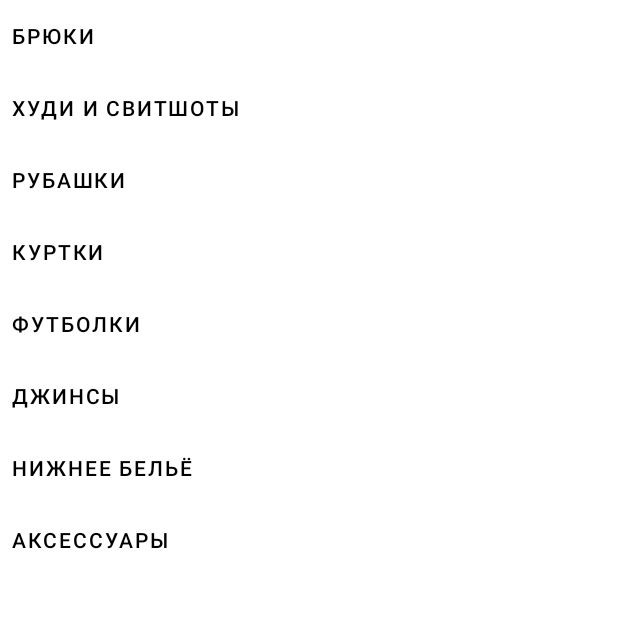
After one commit to NIKSHLYKOV/ClothesShop, an Android app: the fragment ClothesCategoriesFragment shown on its own in the app's theme, on a phone screen of 412 x 824 dp, the top half of it. The commit adds this screen. Run offline under Robolectric (Android 15) with nearby library versions, the phone set to English and light mode, and no system bars; our stand-ins replace Dagger/Hilt's generated code, Firebase (no records; nobody signed in at launch, a user with empty details on screens opened directly).

Commit message:
add ClothesCategoriesFragment and simple data for it

```diff
--- /dev/null
+++ b/app/src/main/java/ru/nikshlykov/clothesshop/ClothesCategoriesRvAdapter.kt
@@ -0,0 +1,40 @@
+package ru.nikshlykov.clothesshop
+
+import android.view.LayoutInflater
+import android.view.View
+import android.view.ViewGroup
+import android.widget.LinearLayout
+import androidx.recyclerview.widget.RecyclerView
+import com.google.android.material.button.MaterialButton
+import ru.nikshlykov.clothesshop.data.models.ClothesCategory
+
+class ClothesCategoriesRvAdapter :
+    RecyclerView.Adapter<ClothesCategoriesRvAdapter.ClothesCategoriesViewHolder>() {
+
+    private var categoriesList: ArrayList<ClothesCategory> = ArrayList()
+
+    override fun onCreateViewHolder(parent: ViewGroup, viewType: Int): ClothesCategoriesViewHolder {
+        val view = LayoutInflater.from(parent.context)
+            .inflate(R.layout.clothes_category_item, parent, false) as LinearLayout
+        return ClothesCategoriesViewHolder(view)
+    }
+
+    override fun getItemCount(): Int {
+        return categoriesList.size
+    }
+
+    override fun onBindViewHolder(holder: ClothesCategoriesViewHolder, position: Int) {
+        val currentItem = categoriesList[position]
+        holder.categoryNameButton.text = currentItem.name
+    }
+
+    class ClothesCategoriesViewHolder(itemView: View) : RecyclerView.ViewHolder(itemView) {
+        var categoryNameButton: MaterialButton =
+            itemView.findViewById(R.id.clothes_category_item___button___name)
+    }
+
+    fun setCategoriesList(categories: ArrayList<ClothesCategory>) {
+        categoriesList = categories
+        notifyDataSetChanged()
+    }
+}
--- /dev/null
+++ b/app/src/main/java/ru/nikshlykov/clothesshop/data/models/ClothesCategory.kt
@@ -0,0 +1,3 @@
+package ru.nikshlykov.clothesshop.data.models
+
+class ClothesCategory constructor(val id: Long, val name: String)
--- /dev/null
+++ b/app/src/main/java/ru/nikshlykov/clothesshop/data/repositories/ClothesCategoriesRepository.kt
@@ -0,0 +1,19 @@
+package ru.nikshlykov.clothesshop.data.repositories
+
+import ru.nikshlykov.clothesshop.data.models.ClothesCategory
+import kotlin.collections.ArrayList
+
+class ClothesCategoriesRepository {
+    fun getTestClothesCategories(): ArrayList<ClothesCategory> {
+        val categoriesList: ArrayList<ClothesCategory> = ArrayList()
+        categoriesList.add(ClothesCategory(1L, "Брюки"))
+        categoriesList.add(ClothesCategory(2L, "Худи и свитшоты"))
+        categoriesList.add(ClothesCategory(3L, "Рубашки"))
+        categoriesList.add(ClothesCategory(4L, "Куртки"))
+        categoriesList.add(ClothesCategory(5L, "Футболки"))
+        categoriesList.add(ClothesCategory(6L, "Джинсы"))
+        categoriesList.add(ClothesCategory(7L, "Нижнее бельё"))
+        categoriesList.add(ClothesCategory(8L, "Аксессуары"))
+        return categoriesList
+    }
+}
--- a/app/src/main/java/ru/nikshlykov/clothesshop/di/AppComponent.kt
+++ b/app/src/main/java/ru/nikshlykov/clothesshop/di/AppComponent.kt
@@ -2,12 +2,16 @@ package ru.nikshlykov.clothesshop.di
 
 import dagger.Component
 import ru.nikshlykov.clothesshop.di.modules.FirebaseModule
+import ru.nikshlykov.clothesshop.di.modules.RepositoriesModule
 import ru.nikshlykov.clothesshop.di.modules.ViewModelModule
 import ru.nikshlykov.clothesshop.ui.activities.AuthActivity
 import ru.nikshlykov.clothesshop.ui.activities.MainActivity
+import ru.nikshlykov.clothesshop.ui.fragments.ClothesCategoriesFragment
 import ru.nikshlykov.clothesshop.ui.fragments.ProfileFragment
+import javax.inject.Singleton
 
-@Component(modules = [FirebaseModule::class, ViewModelModule::class])
+@Singleton
+@Component(modules = [FirebaseModule::class, ViewModelModule::class, RepositoriesModule::class])
 interface AppComponent {
 
     @Component.Factory
@@ -18,5 +22,6 @@ interface AppComponent {
     fun inject(activity: MainActivity)
     fun inject(activity: AuthActivity)
 
+    fun inject(fragment: ClothesCategoriesFragment)
     fun inject(fragment: ProfileFragment)
 }
--- /dev/null
+++ b/app/src/main/java/ru/nikshlykov/clothesshop/ui/fragments/ClothesCategoriesFragment.kt
@@ -0,0 +1,60 @@
+package ru.nikshlykov.clothesshop.ui.fragments
+
+import android.content.Context
+import android.os.Bundle
+import android.view.LayoutInflater
+import android.view.View
+import android.view.ViewGroup
+import androidx.fragment.app.Fragment
+import androidx.lifecycle.Observer
+import androidx.recyclerview.widget.LinearLayoutManager
+import androidx.recyclerview.widget.RecyclerView
+import ru.nikshlykov.clothesshop.App
+import ru.nikshlykov.clothesshop.ClothesCategoriesRvAdapter
+import ru.nikshlykov.clothesshop.R
+import ru.nikshlykov.clothesshop.viewmodels.ClothesCategoriesViewModel
+import ru.nikshlykov.clothesshop.viewmodels.ViewModelFactory
+import javax.inject.Inject
+
+class ClothesCategoriesFragment : Fragment() {
+
+    private lateinit var clothesCategoriesViewModel: ClothesCategoriesViewModel
+
+    @Inject
+    lateinit var viewModelFactory: ViewModelFactory
+
+    private val categoriesRecyclerViewAdapter: ClothesCategoriesRvAdapter =
+        ClothesCategoriesRvAdapter()
+
+    override fun onAttach(context: Context) {
+        (requireActivity().application as App).appComponent.inject(this)
+        super.onAttach(context)
+    }
+
+    override fun onCreate(savedInstanceState: Bundle?) {
+        super.onCreate(savedInstanceState)
+        clothesCategoriesViewModel = viewModelFactory.create(ClothesCategoriesViewModel::class.java)
+    }
+
+    override fun onCreateView(
+        inflater: LayoutInflater,
+        container: ViewGroup?,
+        savedInstanceState: Bundle?
+    ): View? {
+        return inflater.inflate(R.layout.fragment_clothes_categories, container, false)
+    }
+
+    override fun onViewCreated(view: View, savedInstanceState: Bundle?) {
+        super.onViewCreated(view, savedInstanceState)
+        val categoriesRecyclerView: RecyclerView =
+            view.findViewById(R.id.fragment_clothes_categories___recycler_view___categories)
+        categoriesRecyclerView.adapter = categoriesRecyclerViewAdapter
+        categoriesRecyclerView.layoutManager = LinearLayoutManager(context)
+
+        clothesCategoriesViewModel.categories.observe(viewLifecycleOwner, Observer {
+            categoriesRecyclerViewAdapter.setCategoriesList(it)
+        })
+
+        clothesCategoriesViewModel.categoriesRequest()
+    }
+}
--- /dev/null
+++ b/app/src/main/java/ru/nikshlykov/clothesshop/viewmodels/ClothesCategoriesViewModel.kt
@@ -0,0 +1,18 @@
+package ru.nikshlykov.clothesshop.viewmodels
+
+import androidx.lifecycle.LiveData
+import androidx.lifecycle.MutableLiveData
+import androidx.lifecycle.ViewModel
+import ru.nikshlykov.clothesshop.data.models.ClothesCategory
+import ru.nikshlykov.clothesshop.data.repositories.ClothesCategoriesRepository
+
+class ClothesCategoriesViewModel(private val clothesCategoriesRepository: ClothesCategoriesRepository) :
+    ViewModel() {
+
+    private val _categories = MutableLiveData<ArrayList<ClothesCategory>>()
+    val categories: LiveData<ArrayList<ClothesCategory>> = _categories
+
+    fun categoriesRequest(){
+        _categories.value = clothesCategoriesRepository.getTestClothesCategories()
+    }
+}
--- a/app/src/main/java/ru/nikshlykov/clothesshop/viewmodels/ViewModelFactory.kt
+++ b/app/src/main/java/ru/nikshlykov/clothesshop/viewmodels/ViewModelFactory.kt
@@ -3,9 +3,13 @@ package ru.nikshlykov.clothesshop.viewmodels
 import androidx.lifecycle.ViewModel
 import androidx.lifecycle.ViewModelProvider
 import com.google.firebase.auth.FirebaseAuth
+import ru.nikshlykov.clothesshop.data.repositories.ClothesCategoriesRepository
 import javax.inject.Inject
 
-class ViewModelFactory @Inject constructor(private var firebaseAuth: FirebaseAuth) :
+class ViewModelFactory @Inject constructor(
+    private var firebaseAuth: FirebaseAuth,
+    private var clothesCategoriesRepository: ClothesCategoriesRepository
+) :
     ViewModelProvider.Factory {
 
     override fun <T : ViewModel?> create(modelClass: Class<T>): T {
@@ -15,6 +19,8 @@ class ViewModelFactory @Inject constructor(private var firebaseAuth: FirebaseAut
             return MainViewModel(firebaseAuth) as T
         } else if (modelClass.isAssignableFrom(ProfileViewModel::class.java)) {
             return ProfileViewModel(firebaseAuth) as T
+        } else if (modelClass.isAssignableFrom(ClothesCategoriesViewModel::class.java)) {
+            return ClothesCategoriesViewModel(clothesCategoriesRepository) as T
         }
         throw IllegalArgumentException("Unknown ViewModel class")
     }
--- /dev/null
+++ b/app/src/main/res/layout/clothes_category_item.xml
@@ -0,0 +1,15 @@
+<?xml version="1.0" encoding="utf-8"?>
+<LinearLayout xmlns:android="http://schemas.android.com/apk/res/android"
+    android:layout_width="match_parent"
+    android:layout_height="wrap_content">
+
+    <com.google.android.material.button.MaterialButton
+        android:id="@+id/clothes_category_item___button___name"
+        android:layout_width="match_parent"
+        android:layout_height="wrap_content"
+        style="@style/Widget.MaterialComponents.Button.TextButton"
+        android:textAlignment="textStart"
+        android:textColor="@android:color/black"
+        android:elevation="0dp"
+        />
+</LinearLayout>
--- /dev/null
+++ b/app/src/main/res/layout/fragment_clothes_categories.xml
@@ -0,0 +1,14 @@
+<?xml version="1.0" encoding="utf-8"?>
+<LinearLayout xmlns:android="http://schemas.android.com/apk/res/android"
+    xmlns:tools="http://schemas.android.com/tools"
+    android:layout_width="match_parent"
+    android:layout_height="match_parent"
+    android:orientation="vertical"
+    tools:context=".ui.fragments.ClothesCategoriesFragment">
+
+    <androidx.recyclerview.widget.RecyclerView
+        android:id="@+id/fragment_clothes_categories___recycler_view___categories"
+        android:layout_width="match_parent"
+        android:layout_height="wrap_content"/>
+
+</LinearLayout>
--- a/app/src/main/res/navigation/mobile_navigation.xml
+++ b/app/src/main/res/navigation/mobile_navigation.xml
@@ -14,9 +14,9 @@
 
     <fragment
         android:id="@+id/nav_gallery"
-        android:name="ru.nikshlykov.clothesshop.ui.fragments.GalleryFragment"
+        android:name="ru.nikshlykov.clothesshop.ui.fragments.ClothesCategoriesFragment"
         android:label="@string/menu_gallery"
-        tools:layout="@layout/fragment_gallery" />
+        tools:layout="@layout/fragment_clothes_categories" />
 
     <fragment
         android:id="@+id/nav_slideshow"
```
Also changed, not shown: app/src/main/java/ru/nikshlykov/clothesshop/di/modules/RepositoriesModule.kt (added, +16 -0 lines), app/src/main/java/ru/nikshlykov/clothesshop/ui/fragments/GalleryFragment.kt (deleted, +0 -32 lines), app/src/main/java/ru/nikshlykov/clothesshop/viewmodels/GalleryViewModel.kt (deleted, +0 -13 lines), app/src/main/res/layout/fragment_gallery.xml (deleted, +0 -22 lines).
